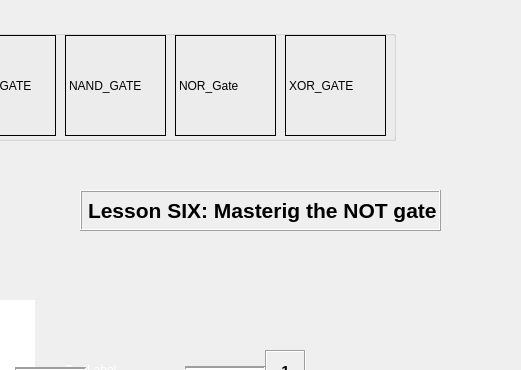
The window that LevelsView.ui (AhmedZ70/BitWise-EducationalApp) describes before a commit, drawn with Qt 5; both pictures show x 375 to 896 and y 0 to 370 of the 1300 by 800 pixel window.
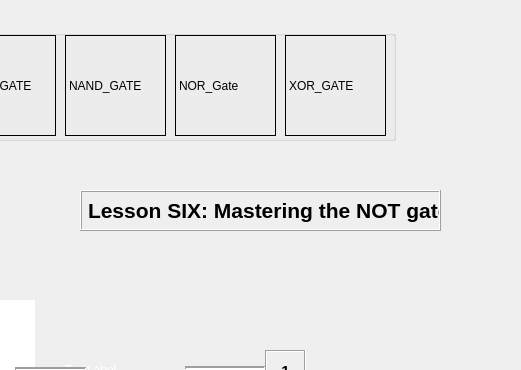
The same window after the commit. The open tabs and pages were chosen to show the change. Icons and pictures are not drawn. Custom widgets are drawn as their Qt base class.

The edit to the form file:
```diff
--- a/LevelsView.ui
+++ b/LevelsView.ui
@@ -1923,7 +1923,7 @@
       <enum>QFrame::Raised</enum>
      </property>
      <property name="text">
-      <string>Lesson SIX: Masterig the NOT gate</string>
+      <string>Lesson SIX: Mastering the NOT gate</string>
      </property>
      <property name="textFormat">
       <enum>Qt::MarkdownText</enum>
```
Left out of the diff: 4 changed lines with no effect on the pictures.
